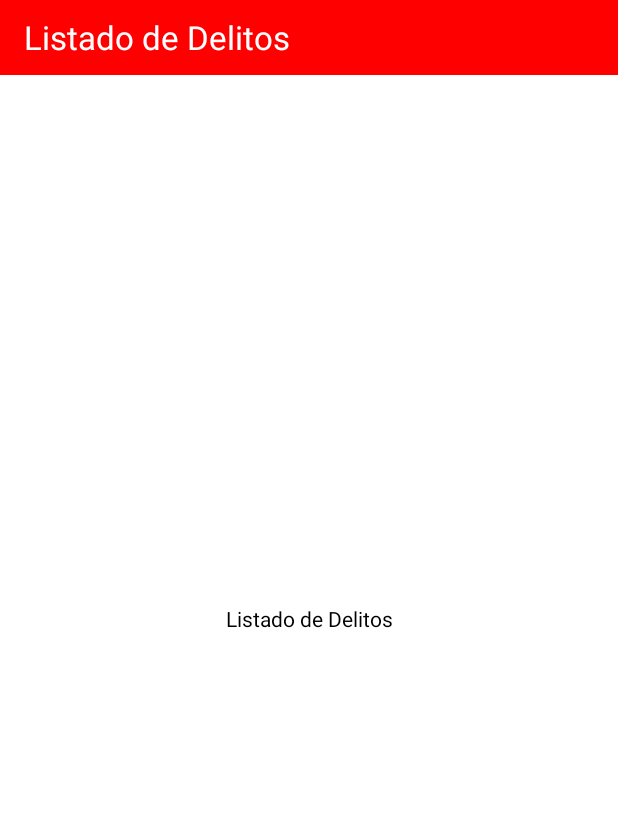
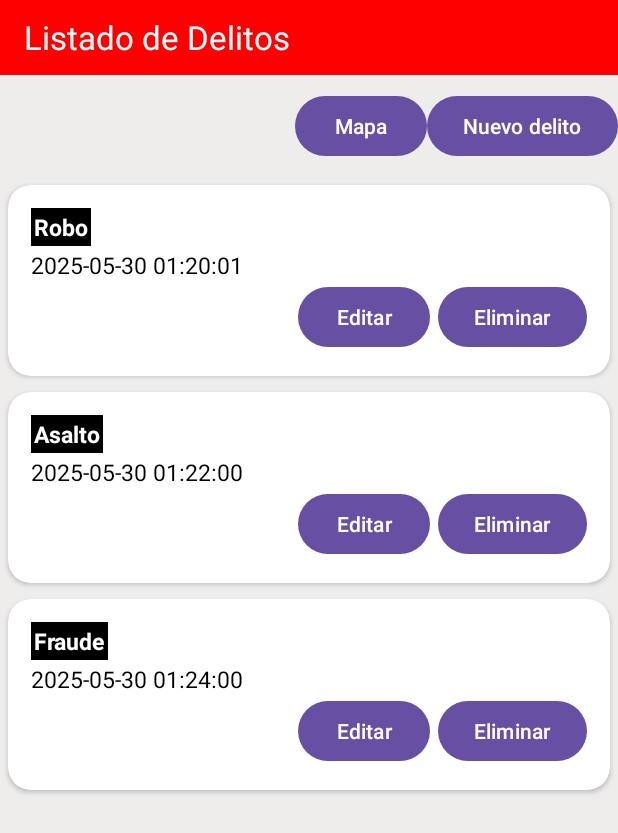
Before and after one commit to FrancoMagne/app_delitos_alumnos, an Android app: the MainActivity screen opened directly, with no data from a screen before it, on a phone screen of 412 x 824 dp. Shown: the top 833 px of the screen. Run offline under Robolectric (Android 15) with nearby library versions, the phone set to English and light mode, and no system bars; our stand-ins replace navigation-ui.

Commit message:
listado de delitos

```diff
--- a/app/src/main/AndroidManifest.xml
+++ b/app/src/main/AndroidManifest.xml
@@ -13,6 +13,7 @@
         android:name="android.permission.WRITE_EXTERNAL_STORAGE"
         android:maxSdkVersion="32"
         tools:ignore="ScopedStorage" />
+    <uses-permission android:name="android.permission.READ_MEDIA_IMAGES"/>
 
     <application
         android:allowBackup="true"
--- a/app/src/main/java/com/example/app_delitos/activities/BaseActivity.java
+++ b/app/src/main/java/com/example/app_delitos/activities/BaseActivity.java
@@ -2,6 +2,7 @@ package com.example.app_delitos.activities;
 
 import android.Manifest;
 import android.app.Activity;
+import android.app.AlertDialog;
 import android.app.ProgressDialog;
 import android.content.Context;
 import android.content.Intent;
@@ -115,22 +116,48 @@ public class BaseActivity extends AppCompatActivity {
 
     public void loadPermissionDialog(Intent intent) {
         /** TODO: se deberia agregar un dialogo para que pregunte antes de redirigir */
-        // requestPermissionManualLauncher.launch(intent);
+        new AlertDialog.Builder(this)
+                .setTitle("Permiso denegado")
+                .setMessage("Debera aceptar el permiso de forma manual")
+                .setPositiveButton("Sí", (dialog, which) -> {
+                    // Acción al confirmar
+                    requestPermissionManualLauncher.launch(intent);
+                })
+                .setNegativeButton("No", (dialog, which) -> {
+                    dialog.dismiss(); // Cierra el diálogo sin hacer nada
+                })
+                .show();
     }
 
     public void loadPermissionDialog() {
-        /** TODO: se deberia agregar un dialogo para que pregunte antes de redirigir */
-        /*Intent intent = new Intent();
-        intent.setAction(Settings.ACTION_APPLICATION_DETAILS_SETTINGS);
-        Uri uri = Uri.fromParts("package", getPackageName(), null);
-        intent.setData(uri);
-        startActivity(intent);*/
+        new AlertDialog.Builder(this)
+                .setTitle("Permiso denegado")
+                .setMessage("Debe aceptar el permiso desde los detalles de la aplicacion")
+                .setPositiveButton("Sí", (dialog, which) -> {
+                    Intent intent = new Intent();
+                    intent.setAction(Settings.ACTION_APPLICATION_DETAILS_SETTINGS);
+                    Uri uri = Uri.fromParts("package", getPackageName(), null);
+                    intent.setData(uri);
+                    startActivity(intent);
+                })
+                .setNegativeButton("No", (dialog, which) -> {
+                    dialog.dismiss(); // Cierra el diálogo sin hacer nada
+                })
+                .show();
     }
 
     public void dialogGPSDisabled() {
-        /** TODO: se deberia agregar un dialogo para que pregunte antes de redirigir */
-        /*Intent intent = new Intent(Settings.ACTION_LOCATION_SOURCE_SETTINGS);
-        startActivity(intent); */
+        new AlertDialog.Builder(this)
+                .setTitle("Importante")
+                .setMessage("Es necesario tener el GPS encendido, ¿ desea activarlo ?")
+                .setPositiveButton("Sí", (dialog, which) -> {
+                    Intent intent = new Intent(Settings.ACTION_LOCATION_SOURCE_SETTINGS);
+                    startActivity(intent);
+                })
+                .setNegativeButton("No", (dialog, which) -> {
+                    dialog.dismiss(); // Cierra el diálogo sin hacer nada
+                })
+                .show();
     }
 
     public boolean getLocationPermission() {
--- a/app/src/main/java/com/example/app_delitos/activities/MainActivity.java
+++ b/app/src/main/java/com/example/app_delitos/activities/MainActivity.java
@@ -1,17 +1,26 @@
 package com.example.app_delitos.activities;
 
+import android.Manifest;
 import android.os.Bundle;
+import android.widget.Toast;
 import android.widget.Toolbar;
 
 import androidx.core.graphics.Insets;
 import androidx.core.view.ViewCompat;
 import androidx.core.view.WindowInsetsCompat;
 
+import com.example.app_delitos.adapters.ItemDelitoAdapter;
+import com.example.app_delitos.database.helpers.DelitoDAO;
+import com.example.app_delitos.database.models.Delito;
 import com.example.app_delitos.databinding.ActivityMainBinding;
+
+import java.util.ArrayList;
 
 public class MainActivity extends BaseActivity {
 
     private ActivityMainBinding binding;
+    private ItemDelitoAdapter adapter;
+    private DelitoDAO delitoDAO;
 
     @Override
     protected void onCreate(Bundle savedInstanceState) {
@@ -30,5 +39,40 @@ public class MainActivity extends BaseActivity {
             return insets;
         });
 
+        delitoDAO = new DelitoDAO(getApplicationContext());
+
+        configurar();
+    }
+
+    private void configurar() {
+
+        binding.mapa.setOnClickListener(v -> {
+            goActivity(MapActivity.class, false);
+        });
+
+        binding.nuevoDelito.setOnClickListener(v -> {
+            goActivity(RecordActivity.class, false);
+        });
+
+        // Configuramos el listado
+        ArrayList<Delito> delitos = delitoDAO.getAll();
+        adapter = new ItemDelitoAdapter(delitos);
+        binding.recyclerRequest.setAdapter(adapter);
+
+        adapter.setOnClickListener(v -> {
+            int position = binding.recyclerRequest.getChildAdapterPosition(v);
+
+            Toast.makeText(getApplicationContext(), "Item " + position, Toast.LENGTH_SHORT).show();
+        });
+
+        // Solicitud de permisos de escritura en memoria
+        if(! getWriteExternalStoragePermission()) {
+            requestPermission(android.Manifest.permission.WRITE_EXTERNAL_STORAGE);
+            return;
+        }
+
+        if(! getLocationPermission()) {
+            requestPermission(Manifest.permission.ACCESS_FINE_LOCATION);
+        }
     }
 }
--- /dev/null
+++ b/app/src/main/java/com/example/app_delitos/adapters/ItemDelitoAdapter.java
@@ -0,0 +1,77 @@
+package com.example.app_delitos.adapters;
+
+import android.view.LayoutInflater;
+import android.view.View;
+import android.view.ViewGroup;
+
+import androidx.annotation.NonNull;
+import androidx.recyclerview.widget.RecyclerView;
+
+import com.example.app_delitos.R;
+import com.example.app_delitos.database.helpers.TipoDelitoDAO;
+import com.example.app_delitos.database.models.Delito;
+import com.example.app_delitos.database.models.TipoDelito;
+import com.example.app_delitos.databinding.AdapterItemDelitoBinding;
+
+import java.util.ArrayList;
+
+public class ItemDelitoAdapter extends RecyclerView.Adapter<ItemDelitoAdapter.ItemDelitoHolder> implements View.OnClickListener{
+
+    private ArrayList<Delito> delitoArrayList;
+    private View.OnClickListener listener;
+
+    public ItemDelitoAdapter() {
+    }
+
+    public ItemDelitoAdapter(ArrayList<Delito> itemRequestArrayList) {
+        this.delitoArrayList = itemRequestArrayList;
+    }
+
+    @NonNull
+    @Override
+    public ItemDelitoAdapter.ItemDelitoHolder onCreateViewHolder(@NonNull ViewGroup parent, int viewType) {
+        View view = LayoutInflater.from(parent.getContext()).inflate(R.layout.adapter_item_delito, parent, false);
+        view.setOnClickListener(this);
+        return new ItemDelitoHolder(view);
+    }
+
+    @Override
+    public void onBindViewHolder(@NonNull ItemDelitoAdapter.ItemDelitoHolder holder, int position) {
+        holder.setItem(this.delitoArrayList.get(position));
+    }
+
+    @Override
+    public int getItemCount() {
+        return delitoArrayList.size();
+    }
+
+    @Override
+    public void onClick(View v) {
+        if(this.listener != null) {
+            this.listener.onClick(v);
+        }
+    }
+
+    public void setOnClickListener(View.OnClickListener listener){
+        this.listener = listener;
+    }
+
+    public static class ItemDelitoHolder extends RecyclerView.ViewHolder {
+
+        private final AdapterItemDelitoBinding binding;
+
+        public ItemDelitoHolder(@NonNull View itemView) {
+            super(itemView);
+            binding = AdapterItemDelitoBinding.bind(itemView);
+        }
+
+        public void setItem(Delito delito) {
+
+            TipoDelitoDAO tipoDelitoDAO = new TipoDelitoDAO(binding.getRoot().getContext());
+            TipoDelito tipoDelito = tipoDelitoDAO.getById(delito.getIdTipoDelito());
+
+            binding.tipoDelito.setText(tipoDelito.getDescripcion());
+            binding.fechaOcurrencia.setText(delito.getFechaCreacion());
+        }
+    }
+}
--- a/app/src/main/res/layout/activity_main.xml
+++ b/app/src/main/res/layout/activity_main.xml
@@ -6,7 +6,7 @@
     android:id="@+id/main"
     android:layout_width="match_parent"
     android:layout_height="match_parent"
-    android:background="@color/white"
+    android:background="#EFECEC"
     tools:context=".activities.MainActivity">
 
     <include
@@ -15,14 +15,44 @@
         android:layout_width="match_parent"
         android:layout_height="match_parent" />
 
-    <TextView
-        android:layout_width="wrap_content"
-        android:layout_height="wrap_content"
-        android:text="Listado de Delitos"
-        android:textColor="@color/black"
-        app:layout_constraintBottom_toBottomOf="parent"
-        app:layout_constraintEnd_toEndOf="parent"
-        app:layout_constraintStart_toStartOf="parent"
-        app:layout_constraintTop_toTopOf="parent" />
+    <ScrollView
+        android:layout_width="match_parent"
+        android:layout_height="match_parent">
+
+        <androidx.constraintlayout.widget.ConstraintLayout
+            android:layout_width="match_parent"
+            android:layout_height="wrap_content"
+            android:layout_marginTop="60dp">
+
+            <Button
+                android:id="@+id/nuevo_delito"
+                android:layout_width="wrap_content"
+                android:layout_height="wrap_content"
+                android:text="Nuevo delito"
+                app:layout_constraintEnd_toEndOf="parent"
+                app:layout_constraintTop_toTopOf="parent" />
+
+            <Button
+                android:id="@+id/mapa"
+                android:layout_width="wrap_content"
+                android:layout_height="wrap_content"
+                android:text="Mapa"
+                app:layout_constraintEnd_toStartOf="@+id/nuevo_delito"
+                app:layout_constraintTop_toTopOf="@+id/nuevo_delito" />
+
+            <androidx.recyclerview.widget.RecyclerView
+                android:id="@+id/recycler_request"
+                android:layout_width="match_parent"
+                android:layout_height="wrap_content"
+                android:layout_marginTop="10dp"
+                android:visibility="visible"
+                app:layoutManager="androidx.recyclerview.widget.LinearLayoutManager"
+                app:layout_constraintTop_toBottomOf="@+id/nuevo_delito"
+                tools:itemCount="4"
+                tools:listitem="@layout/adapter_item_delito"/>
+
+        </androidx.constraintlayout.widget.ConstraintLayout>
+
+    </ScrollView>
 
 </androidx.constraintlayout.widget.ConstraintLayout>
--- /dev/null
+++ b/app/src/main/res/layout/adapter_item_delito.xml
@@ -0,0 +1,75 @@
+<?xml version="1.0" encoding="utf-8"?>
+<androidx.cardview.widget.CardView
+    xmlns:android="http://schemas.android.com/apk/res/android"
+    xmlns:app="http://schemas.android.com/apk/res-auto"
+    xmlns:tools="http://schemas.android.com/tools"
+    android:layout_width="match_parent"
+    android:layout_height="wrap_content"
+    android:layout_margin="5dp"
+    app:cardCornerRadius="15dp"
+    app:cardMaxElevation="20dp"
+    app:cardBackgroundColor="@color/white"
+    android:foreground="?android:attr/selectableItemBackground"
+    android:clickable="true"
+    android:focusable="true">
+
+    <LinearLayout
+        android:layout_width="match_parent"
+        android:layout_height="match_parent"
+        android:orientation="horizontal"
+        android:padding="10dp">
+
+        <androidx.constraintlayout.widget.ConstraintLayout
+            android:layout_width="match_parent"
+            android:layout_height="match_parent"
+            android:layout_gravity="bottom"
+            android:layout_margin="5dp"
+            android:gravity="end"
+            android:orientation="vertical">
+
+            <TextView
+                android:id="@+id/tipo_delito"
+                android:layout_width="wrap_content"
+                android:layout_height="wrap_content"
+                android:text="Fraude"
+                android:padding="2dp"
+                android:textStyle="bold"
+                android:background="@color/black"
+                android:textColor="@color/white"
+                android:textSize="15sp"
+                app:layout_constraintStart_toStartOf="parent"
+                app:layout_constraintTop_toTopOf="parent" />
+
+            <TextView
+                android:id="@+id/fecha_ocurrencia"
+                android:layout_width="wrap_content"
+                android:layout_height="wrap_content"
+                android:text="Ocurrencia: 20/06/2023"
+                android:layout_marginTop="2dp"
+                android:textColor="@color/black"
+                android:textSize="15sp"
+                app:layout_constraintStart_toStartOf="parent"
+                app:layout_constraintTop_toBottomOf="@+id/tipo_delito" />
+
+            <Button
+                android:id="@+id/editar_delito"
+                android:layout_width="wrap_content"
+                android:layout_height="wrap_content"
+                android:text="Editar"
+                android:layout_marginEnd="5dp"
+                app:layout_constraintEnd_toStartOf="@+id/eliminar_delito"
+                app:layout_constraintTop_toBottomOf="@+id/fecha_ocurrencia" />
+
+            <Button
+                android:id="@+id/eliminar_delito"
+                android:layout_width="wrap_content"
+                android:layout_height="wrap_content"
+                android:text="Eliminar"
+                app:layout_constraintEnd_toEndOf="parent"
+                app:layout_constraintTop_toBottomOf="@+id/fecha_ocurrencia" />
+
+        </androidx.constraintlayout.widget.ConstraintLayout>
+
+    </LinearLayout>
+
+</androidx.cardview.widget.CardView>
```
